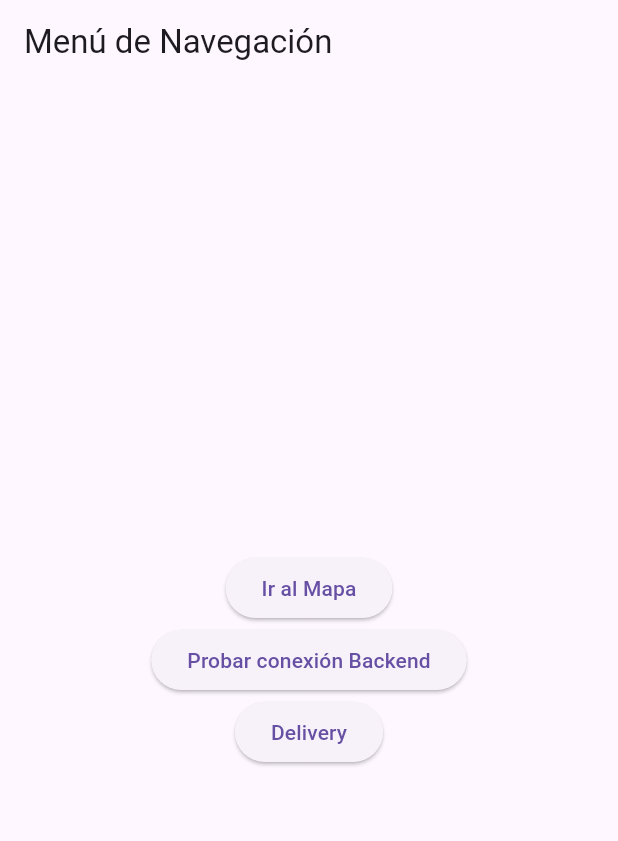
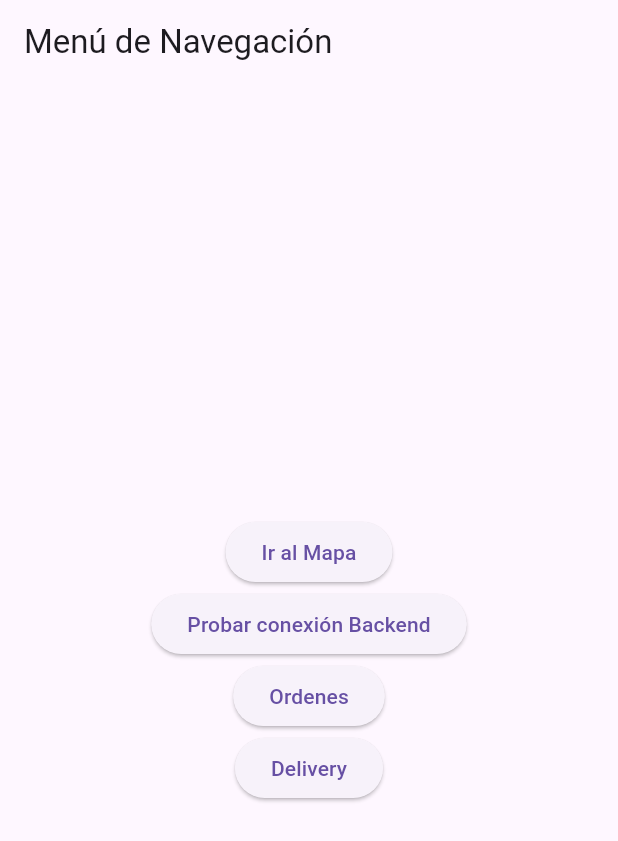
Before and after one commit to marCRACK29/Frontend-Flutter, a Flutter app: the screen it shows after launch, on a phone screen of 412 x 824 dp. Shown: the top 841 px of the screen. Run offline on Flutter 3.47's test engine with Material 3 defaults, Android fonts, the phone set to English and light mode, and no system bars; our stand-ins replace dio, flutter_dotenv, flutter_map, flutter_secure_storage, latlong2, location and 1 more; missing offline and left inert: flutter_map_cancellable_tile_provider, flutter_map_location_marker, flutter_polyline_points; accounts and stored records are empty.

```diff
--- a/lib/main.dart
+++ b/lib/main.dart
@@ -62,6 +62,12 @@ class HomeScreen extends StatelessWidget {
             ),
             ElevatedButton(
               onPressed: () {
+                Navigator.pushNamed(context, '/orders');
+              },
+              child: const Text('Ordenes'),
+            ),
+            ElevatedButton(
+              onPressed: () {
                 Navigator.pushNamed(context, '/delivery');
               },
               child: const Text('Delivery'),
```
Also changed, not shown: pubspec.lock.
